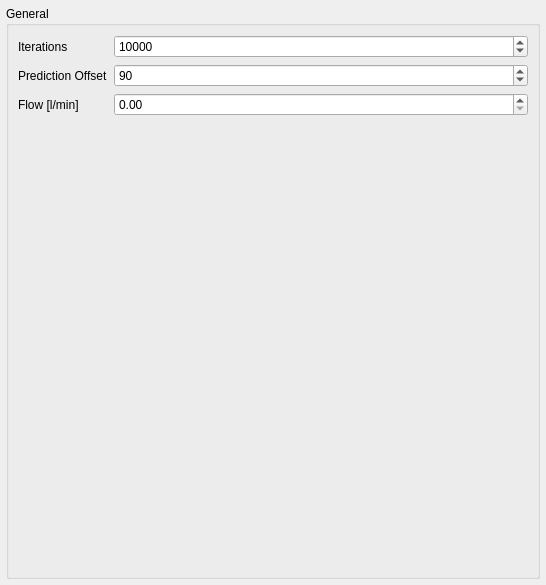
This is tse_analytics/views/meal_details/meal_details_settings_widget.ui in TSE-Systems/tse-analytics as Qt 5 draws it before an edit. The edited form follows.
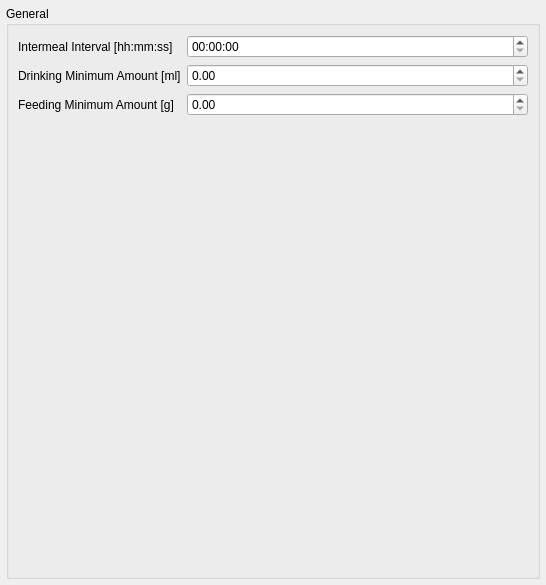
This is the edited form.

Commit message: WIP: Meal analysis settings. Fixes.

The edit to the form file:
```diff
--- a/tse_analytics/views/meal_details/meal_details_settings_widget.ui
+++ b/tse_analytics/views/meal_details/meal_details_settings_widget.ui
@@ -71,38 +71,31 @@
           <item row="0" column="0">
            <widget class="QLabel" name="iterationsLabel">
             <property name="text">
-             <string>Iterations</string>
+             <string>Intermeal Interval [hh:mm:ss]</string>
             </property>
            </widget>
           </item>
           <item row="0" column="1">
-           <widget class="QSpinBox" name="iterationsSpinBox">
-            <property name="maximum">
-             <number>1000000</number>
-            </property>
-            <property name="value">
-             <number>10000</number>
+           <widget class="QTimeEdit" name="intermealIntervalTimeEdit">
+            <property name="displayFormat">
+             <string>HH:mm:ss</string>
             </property>
            </widget>
           </item>
           <item row="1" column="0">
            <widget class="QLabel" name="predictionOffsetLabel">
             <property name="text">
-             <string>Prediction Offset</string>
+             <string>Drinking Minimum Amount [ml]</string>
             </property>
            </widget>
           </item>
           <item row="1" column="1">
-           <widget class="QSpinBox" name="predictionOffsetSpinBox">
-            <property name="value">
-             <number>90</number>
-            </property>
-           </widget>
+           <widget class="QDoubleSpinBox" name="drinkingMinimumAmountDoubleSpinBox"/>
           </item>
           <item row="2" column="0">
            <widget class="QLabel" name="flowLabel">
             <property name="text">
-             <string>Flow [l/min]</string>
+             <string>Feeding Minimum Amount [g]</string>
             </property>
            </widget>
           </item>
```
Left out of the diff: 8 changed lines with no effect on the pictures. The commit also changes 8 other files.
